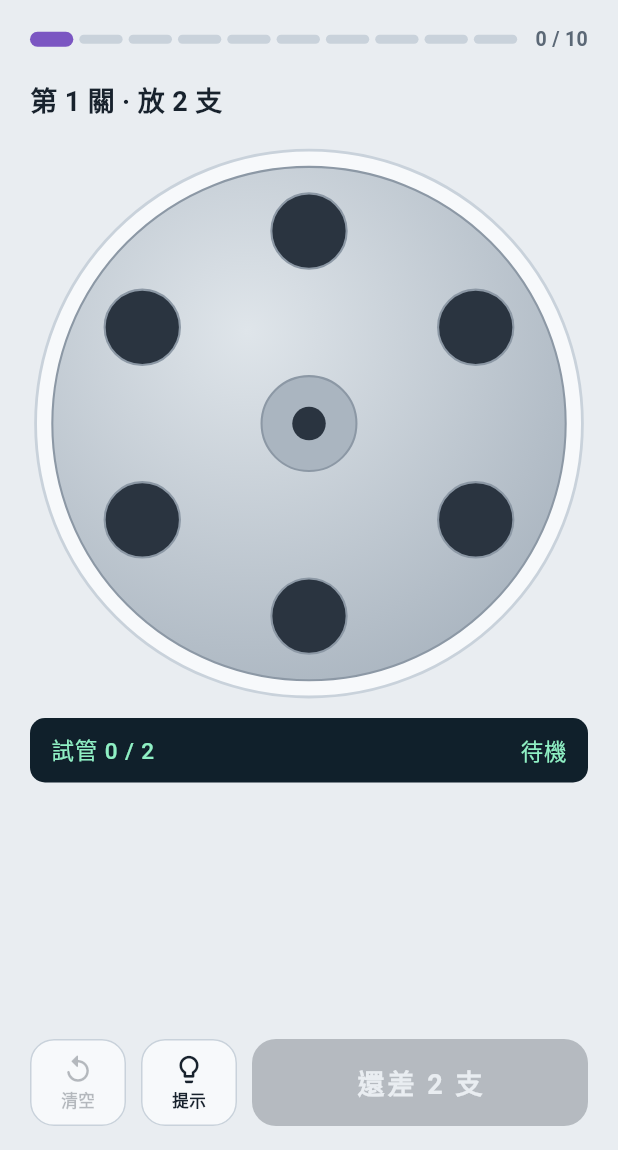
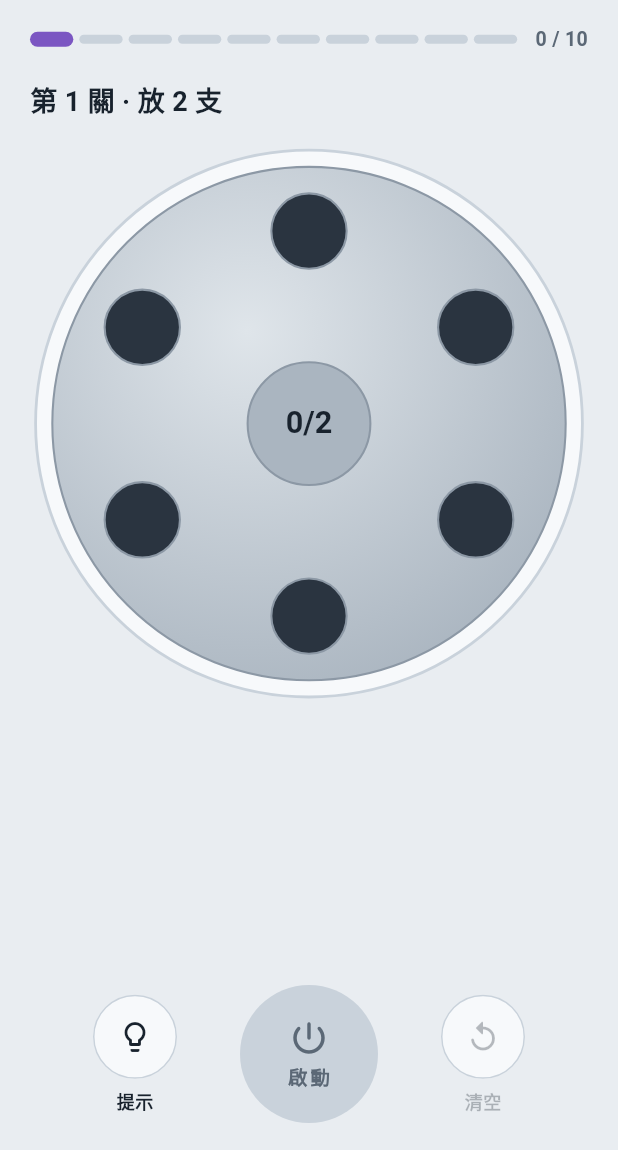
Before and after one commit to joechiboo/centrifuge-balance, a Flutter app: the screen it shows after launch, on a phone screen of 412 x 824 dp, the part 86-1236 px from its top. Run offline on Flutter 3.47's test engine with Material 3 defaults, Android fonts, the phone set to English and light mode, and no system bars; our stand-ins replace shared_preferences.

Commit message:
Make the Flutter UI feel like a game: haptics, celebration, power key
Haptic feedback on hole taps, a medium thump on spin-up, a heavy one
when the rotor stops, and three knocks on an unbalanced launch. Level
clears no longer show a button: a check bursts from the hub with a
particle spray, then the next level loads by itself after a beat or
on a tap (free mode waits for the tap). The LCD strip is gone; the
tube count and live rpm are drawn in the rotor hub. The bottom bar is
now a round power key flanked by two small round tools.

Co-Authored-By: Claude Fable 5.1 <noreply@anthropic.com>
Claude-Session: https://claude.ai/code/session_012FyPKZF3GTH8ms9z86MyD7

```diff
--- a/app/lib/screens/game_screen.dart
+++ b/app/lib/screens/game_screen.dart
@@ -1,4 +1,8 @@
+import 'dart:async';
+import 'dart:math' as math;
+
 import 'package:flutter/material.dart';
+import 'package:flutter/services.dart';
 
 import '../data/levels.dart';
 import '../state/game_state.dart';
@@ -58,11 +62,11 @@ class _GameScreenState extends State<GameScreen> {
                             alignment: Alignment.center,
                             children: [
                               RotorView(state: state),
-                              if (state.showClearCard) _ClearCard(state: state),
+                              if (state.showCelebration)
+                                Positioned.fill(
+                                    child: _Celebration(state: state)),
                             ],
                           ),
-                          const SizedBox(height: 14),
-                          _Lcd(state: state),
                           _Message(state: state),
                         ],
                       ),
@@ -254,51 +258,6 @@ class _Task extends StatelessWidget {
   }
 }
 
-class _Lcd extends StatelessWidget {
-  const _Lcd({required this.state});
-  final GameState state;
-
-  @override
-  Widget build(BuildContext context) {
-    final p = Palette.of(context);
-    final bad = state.run == RunState.unbalanced;
-    final style = TextStyle(
-      color: bad ? p.lcdBad : p.lcdFg,
-      fontSize: 15,
-      fontWeight: FontWeight.w500,
-      letterSpacing: 0.6,
-      fontFeatures: const [FontFeature.tabularFigures()],
-    );
-    return Container(
-      padding: const EdgeInsets.symmetric(horizontal: 14, vertical: 10),
-      decoration: BoxDecoration(
-          color: p.lcd, borderRadius: BorderRadius.circular(10)),
-      child: Row(
-        mainAxisAlignment: MainAxisAlignment.spaceBetween,
-        children: [
-          Text(state.countLabel, style: style.copyWith(color: p.lcdFg)),
-          ValueListenableBuilder<int>(
-            valueListenable: state.rpm,
-            builder: (context, rpm, _) => Text(
-              state.run == RunState.spinning
-                  ? '${_group(rpm)} rpm'
-                  : state.stateLabel,
-              style: style,
-            ),
-          ),
-        ],
-      ),
-    );
-  }
-
-  static String _group(int v) {
-    final s = v.toString();
-    return s.length <= 3
-        ? s
-        : '${s.substring(0, s.length - 3)},${s.substring(s.length - 3)}';
-  }
-}
-
 /// Only appears when there is something to say; collapses otherwise.
 class _Message extends StatelessWidget {
   const _Message({required this.state});
@@ -334,114 +293,163 @@ class _Message extends StatelessWidget {
   }
 }
 
-/// Pops in over the rotor after the spin stops: result plus the next step.
-class _ClearCard extends StatelessWidget {
-  const _ClearCard({required this.state});
+/// Game-style clear: a check bursts out of the hub, the level advances on
+/// its own a moment later, or at once on a tap. Free mode waits for the tap.
+class _Celebration extends StatefulWidget {
+  const _Celebration({required this.state});
   final GameState state;
+
+  @override
+  State<_Celebration> createState() => _CelebrationState();
+}
+
+class _CelebrationState extends State<_Celebration>
+    with SingleTickerProviderStateMixin {
+  late final AnimationController _c = AnimationController(
+      vsync: this, duration: const Duration(milliseconds: 900))
+    ..forward();
+  Timer? _auto;
+
+  @override
+  void initState() {
+    super.initState();
+    if (widget.state.autoAdvance) {
+      _auto = Timer(const Duration(milliseconds: 1900), _go);
+    }
+  }
+
+  void _go() {
+    _auto?.cancel();
+    _auto = null;
+    widget.state.acknowledge();
+  }
+
+  @override
+  void dispose() {
+    _auto?.cancel();
+    _c.dispose();
+    super.dispose();
+  }
 
   @override
   Widget build(BuildContext context) {
     final p = Palette.of(context);
-    final last = state.isLastLevel;
-    return TweenAnimationBuilder<double>(
-      tween: Tween(begin: 0, end: 1),
-      duration: const Duration(milliseconds: 260),
-      curve: Curves.easeOutBack,
-      builder: (context, t, child) => Opacity(
-        opacity: t.clamp(0, 1),
-        child: Transform.scale(scale: 0.85 + 0.15 * t, child: child),
+    final s = widget.state;
+    final last = s.isLevels && s.isLastLevel;
+    final title = last ? '全部過關！' : '配平成功';
+    final sub = s.isLevels
+        ? (last ? '點一下進入自由模式' : '點一下繼續')
+        : '${s.n} 孔放 ${s.total} 支 · 點一下繼續';
+    return GestureDetector(
+      behavior: HitTestBehavior.opaque,
+      onTap: _go,
+      child: AnimatedBuilder(
+        animation: _c,
+        builder: (context, _) {
+          final t = _c.value;
+          final pop = Curves.easeOutBack.transform(math.min(1, t / 0.45));
+          final fade = Curves.easeOut.transform(math.min(1, t / 0.3));
+          final burst = Curves.easeOutCubic.transform(t);
+          return Stack(
+            alignment: Alignment.center,
+            children: [
+              // Dim the rotor slightly so the result reads first.
+              Container(
+                  decoration: BoxDecoration(
+                      shape: BoxShape.circle,
+                      color: p.bg.withValues(alpha: 0.45 * fade))),
+              // Particle burst.
+              for (var i = 0; i < 12; i++)
+                Transform.translate(
+                  offset: Offset.fromDirection(
+                      i * math.pi / 6 + 0.3, 40 + 110 * burst),
+                  child: Opacity(
+                    opacity: (1 - burst).clamp(0, 1),
+                    child: Container(
+                      width: i.isEven ? 10 : 6,
+                      height: i.isEven ? 10 : 6,
+                      decoration: BoxDecoration(
+                          shape: BoxShape.circle,
+                          color: i % 3 == 0 ? p.cap : p.ok),
                     ),
+                  ),
+                ),
+              Column(
+                mainAxisSize: MainAxisSize.min,
+                children: [
+                  Transform.scale(
+                    scale: pop,
                     child: Container(
-        padding: const EdgeInsets.fromLTRB(28, 22, 28, 22),
+                      width: 96,
+                      height: 96,
                       decoration: BoxDecoration(
-          color: p.panel,
-          borderRadius: BorderRadius.circular(22),
-          border: Border.all(color: p.line),
+                        shape: BoxShape.circle,
+                        color: p.ok,
                         boxShadow: [
                           BoxShadow(
-                color: Colors.black.withValues(alpha: 0.18),
-                blurRadius: 24,
-                offset: const Offset(0, 8)),
+                              color: p.ok.withValues(alpha: 0.45),
+                              blurRadius: 30,
+                              spreadRadius: 4),
                         ],
                       ),
+                      child: Icon(Icons.check_rounded, color: p.bg, size: 60),
+                    ),
+                  ),
+                  const SizedBox(height: 16),
+                  Opacity(
+                    opacity: fade,
                     child: Column(
-          mainAxisSize: MainAxisSize.min,
                       children: [
-            Icon(Icons.check_circle_rounded, color: p.ok, size: 44),
-            const SizedBox(height: 8),
-            Text(last ? '全部過關！' : '配平成功',
+                        Text(title,
                             style: TextStyle(
-                    fontSize: 19, fontWeight: FontWeight.w700, color: p.ink)),
-            const SizedBox(height: 16),
-            FilledButton(
-              style: FilledButton.styleFrom(
-                backgroundColor: p.ok,
-                foregroundColor: p.bg,
-                minimumSize: const Size(140, 48),
-                shape: RoundedRectangleBorder(
-                    borderRadius: BorderRadius.circular(14)),
-                textStyle: const TextStyle(
-                    fontSize: 16, fontWeight: FontWeight.w700, letterSpacing: 1),
+                                fontSize: 22,
+                                fontWeight: FontWeight.w800,
+                                color: p.ink,
+                                letterSpacing: 1)),
+                        const SizedBox(height: 4),
+                        Text(sub,
+                            style: TextStyle(fontSize: 13, color: p.muted)),
+                      ],
                     ),
-              onPressed: last
-                  ? () => state.setMode(GameMode.free)
-                  : state.nextLevel,
-              child: Text(last ? '去自由模式' : '下一關'),
                   ),
                 ],
               ),
+            ],
+          );
+        },
       ),
     );
   }
 }
 
-/// Bottom bar: two compact tool buttons and one big primary action.
+/// Bottom bar: a round power button flanked by two small round tools.
 class _ActionBar extends StatelessWidget {
   const _ActionBar({required this.state});
   final GameState state;
 
   @override
   Widget build(BuildContext context) {
-    final p = Palette.of(context);
-    final showHint = state.isLevels;
     return Padding(
-      padding: const EdgeInsets.fromLTRB(20, 8, 20, 16),
+      padding: const EdgeInsets.fromLTRB(20, 4, 20, 18),
       child: Row(
+        mainAxisAlignment: MainAxisAlignment.spaceEvenly,
         children: [
-          _Tool(
-            icon: Icons.replay_rounded,
-            label: '清空',
-            enabled: state.canClear,
-            onTap: state.clear,
-          ),
-          if (showHint) ...[
-            const SizedBox(width: 10),
-            _Tool(
+          _RoundTool(
             icon: state.hintStage == 1
                 ? Icons.auto_awesome_rounded
                 : Icons.lightbulb_outline_rounded,
             label: state.hintLabel,
             enabled: state.canHint && state.hintStage < 2,
+            visible: state.isLevels,
             onTap: state.showHint,
           ),
-          ],
-          const SizedBox(width: 10),
-          Expanded(
-            child: FilledButton(
-              style: FilledButton.styleFrom(
-                minimumSize: const Size(0, 58),
-                backgroundColor: p.ink,
-                foregroundColor: p.bg,
-                disabledBackgroundColor: p.ink.withValues(alpha: 0.25),
-                disabledForegroundColor: p.bg,
-                shape: RoundedRectangleBorder(
-                    borderRadius: BorderRadius.circular(16)),
-                textStyle: const TextStyle(
-                    fontSize: 18, fontWeight: FontWeight.w700, letterSpacing: 2),
-              ),
-              onPressed: state.canLaunch ? state.launch : null,
-              child: Text(state.launchLabel),
-            ),
+          _StartButton(state: state),
+          _RoundTool(
+            icon: Icons.replay_rounded,
+            label: '清空',
+            enabled: state.canClear,
+            visible: true,
+            onTap: state.clear,
           ),
         ],
       ),
@@ -449,43 +457,58 @@ class _ActionBar extends StatelessWidget {
   }
 }
 
-class _Tool extends StatelessWidget {
-  const _Tool({
-    required this.icon,
-    required this.label,
-    required this.enabled,
-    required this.onTap,
-  });
-  final IconData icon;
-  final String label;
-  final bool enabled;
-  final VoidCallback onTap;
+/// A chunky physical start key, like the one on a bench centrifuge.
+class _StartButton extends StatelessWidget {
+  const _StartButton({required this.state});
+  final GameState state;
 
   @override
   Widget build(BuildContext context) {
     final p = Palette.of(context);
-    final fg = enabled ? p.ink : p.ink.withValues(alpha: 0.3);
-    return Material(
-      color: p.panel,
-      borderRadius: BorderRadius.circular(16),
-      child: InkWell(
-        onTap: enabled ? onTap : null,
-        borderRadius: BorderRadius.circular(16),
-        child: Container(
-          width: 64,
-          height: 58,
+    final on = state.canLaunch;
+    final spinning = state.run == RunState.spinning;
+    final label = spinning ? '運轉中' : '啟動';
+    return Semantics(
+      button: true,
+      enabled: on,
+      label: on ? '啟動' : state.launchLabel,
+      child: GestureDetector(
+        onTap: on
+            ? () {
+                HapticFeedback.lightImpact();
+                state.launch();
+              }
+            : null,
+        child: AnimatedContainer(
+          duration: const Duration(milliseconds: 180),
+          width: 92,
+          height: 92,
           decoration: BoxDecoration(
-            borderRadius: BorderRadius.circular(16),
-            border: Border.all(color: p.line),
+            shape: BoxShape.circle,
+            color: on ? p.ink : p.line,
+            border: Border.all(
+                color: on ? p.cap : Colors.transparent, width: 3),
+            boxShadow: on
+                ? [
+                    BoxShadow(
+                        color: p.cap.withValues(alpha: 0.45),
+                        blurRadius: 22,
+                        spreadRadius: 1),
+                  ]
+                : const [],
           ),
           child: Column(
             mainAxisAlignment: MainAxisAlignment.center,
             children: [
-              Icon(icon, size: 22, color: fg),
+              Icon(Icons.power_settings_new_rounded,
+                  size: 28, color: on ? p.bg : p.muted),
               const SizedBox(height: 2),
               Text(label,
                   style: TextStyle(
-                      fontSize: 11, fontWeight: FontWeight.w600, color: fg)),
+                      fontSize: 13,
+                      fontWeight: FontWeight.w800,
+                      letterSpacing: 2,
+                      color: on ? p.bg : p.muted)),
             ],
           ),
         ),
@@ -493,3 +516,55 @@ class _Tool extends StatelessWidget {
     );
   }
 }
+
+class _RoundTool extends StatelessWidget {
+  const _RoundTool({
+    required this.icon,
+    required this.label,
+    required this.enabled,
+    required this.visible,
+    required this.onTap,
+  });
+  final IconData icon;
+  final String label;
+  final bool enabled, visible;
+  final VoidCallback onTap;
+
+  @override
+  Widget build(BuildContext context) {
+    final p = Palette.of(context);
+    final fg = enabled ? p.ink : p.ink.withValues(alpha: 0.3);
+    return Opacity(
+      opacity: visible ? 1 : 0,
+      child: IgnorePointer(
+        ignoring: !visible,
+        child: Column(
+          mainAxisSize: MainAxisSize.min,
+          children: [
+            Material(
+              color: p.panel,
+              shape: CircleBorder(side: BorderSide(color: p.line)),
+              child: InkWell(
+                onTap: enabled
+                    ? () {
+                        HapticFeedback.selectionClick();
+                        onTap();
+                      }
+                    : null,
+                customBorder: const CircleBorder(),
+                child: SizedBox(
+                    width: 56,
+                    height: 56,
+                    child: Icon(icon, size: 24, color: fg)),
+              ),
+            ),
+            const SizedBox(height: 6),
+            Text(label,
+                style: TextStyle(
+                    fontSize: 12, fontWeight: FontWeight.w600, color: fg)),
+          ],
+        ),
+      ),
+    );
+  }
+}
--- a/app/lib/state/game_state.dart
+++ b/app/lib/state/game_state.dart
@@ -89,8 +89,26 @@ class GameState extends ChangeNotifier {
   String get launchLabel =>
       isLevels && total < k ? '還差 ${k - total} 支' : '啟動';
 
-  /// Card shown over the rotor once a level's spin has coasted to a stop.
-  bool get showClearCard => isLevels && run == RunState.balanced;
+  /// Celebration over the rotor once the spin has coasted to a stop.
+  bool get showCelebration => run == RunState.balanced;
+
+  /// Levels advance by themselves after the celebration; free mode waits.
+  bool get autoAdvance => isLevels && !isLastLevel;
+
+  /// Text drawn in the rotor hub while idle: tubes placed over the goal.
+  String get hubLabel => isLevels ? '$total/$k' : '$total';
+
+  /// What a tap on the celebration does.
+  void acknowledge() {
+    if (!showCelebration) return;
+    if (isLevels) {
+      isLastLevel ? setMode(GameMode.free) : nextLevel();
+    } else {
+      _resetRun();
+      _flash('');
+      notifyListeners();
+    }
+  }
   String get hintLabel => hintStage == 1 ? '看擺法' : '提示';
   String get countLabel => isLevels ? '試管 $total / $k' : '試管 $total / $n 孔';
 
@@ -236,7 +254,7 @@ class GameState extends ChangeNotifier {
       busy = true;
       imbalance = null;
       run = RunState.spinning;
-      _flash('加速中…');
+      _flash('');
       notifyListeners();
       return true;
     }
@@ -260,7 +278,7 @@ class GameState extends ChangeNotifier {
       _flash('');
       showNext = !isLastLevel;
     } else {
-      _flash('配平成功：$n 孔放 $total 支。', MessageKind.ok);
+      _flash('');
     }
     notifyListeners();
   }
```
Also changed, not shown: app/lib/widgets/rotor.dart (+67 -3 lines), 1 other file. Lines whose indentation alone changed are shown as unchanged.
